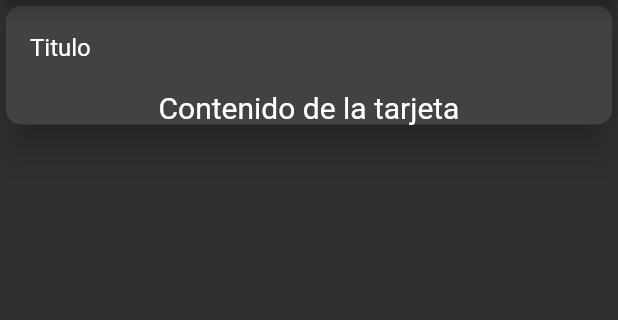
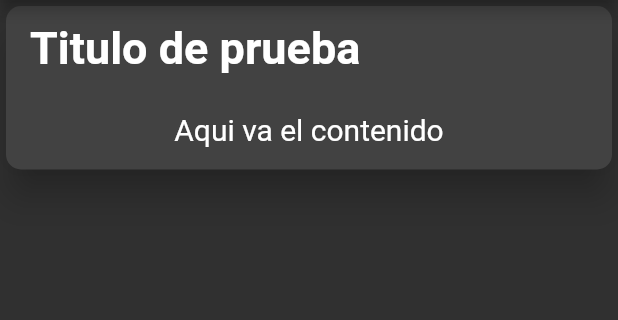
Before and after one commit to Nestor-Rs/AnahuacNews, a Flutter app: the Home screen opened directly, on a phone screen of 412 x 824 dp, the part 84-404 px from its top. Run offline on Flutter 3.47's test engine with Material 2 defaults, Android fonts, the phone set to English and light mode, and no system bars; our stand-ins replace cloud_firestore, firebase_core; missing offline and left inert: dart:ffi; accounts and stored records are empty.

Commit message:
Cambios Screen

```diff
--- a/lib/compoentes/screens.dart
+++ b/lib/compoentes/screens.dart
@@ -120,7 +120,9 @@ class Home extends StatelessWidget {
         title: Text('Anahuac News'),
       ),
       body: Center(
-        child: ListView(children: <Widget>[outLineCard()]),
+        child: ListView(children: <Widget>[
+          outLineCard('Titulo de prueba', 'Aqui va el contenido')
+        ]),
       ),
     );
   }
--- a/lib/compoentes/zedess_api.dart
+++ b/lib/compoentes/zedess_api.dart
@@ -51,14 +51,22 @@ Container container(Widget myWidget) {
   );
 }
 
-Card outLineCard() {
+Card outLineCard(String titulo,String contenido) {
   return new Card(
     shape: RoundedRectangleBorder(borderRadius: BorderRadius.circular(10)),
     elevation: 10,
     child: Column(
       children: <Widget>[
-        ListTile(title: Text('Titulo'),),
-        Text('Contenido de la tarjeta',style: textStyle(),)
+        ListTile(
+          title: Text(
+            titulo,
+            style: titleStyle(),
+          ),
+        ),
+        container(Text(
+          contenido,
+          style: textStyle(),
+        ))
       ],
     ),
   );
```
